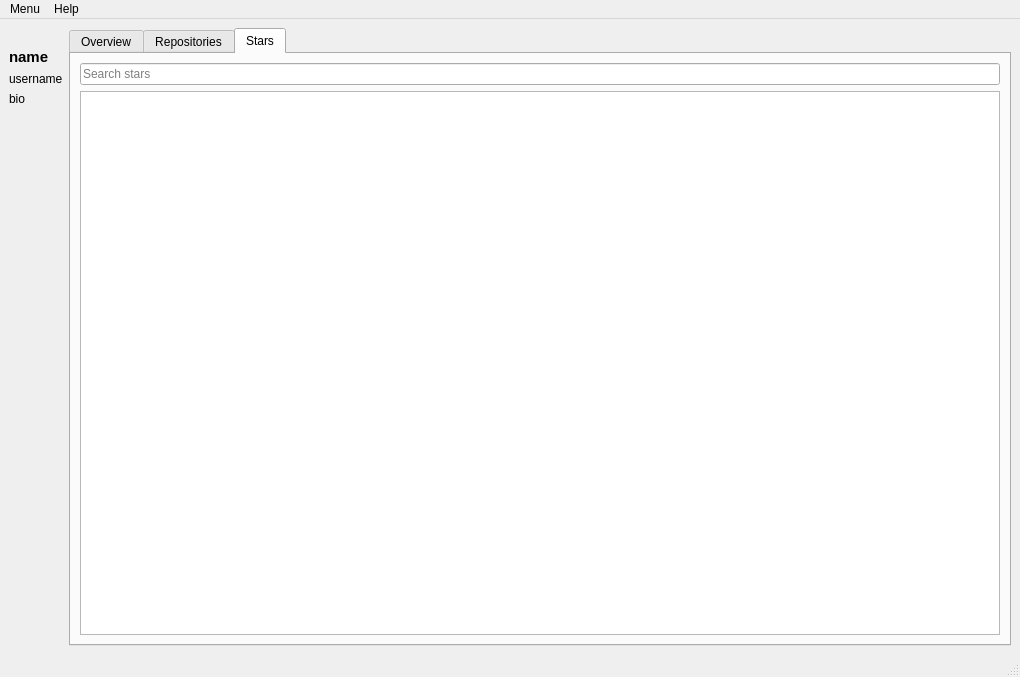
Before: the Qt Designer form ui/mainwindow.ui in DomiTP/GitHub-Manager, drawn with Qt 5.
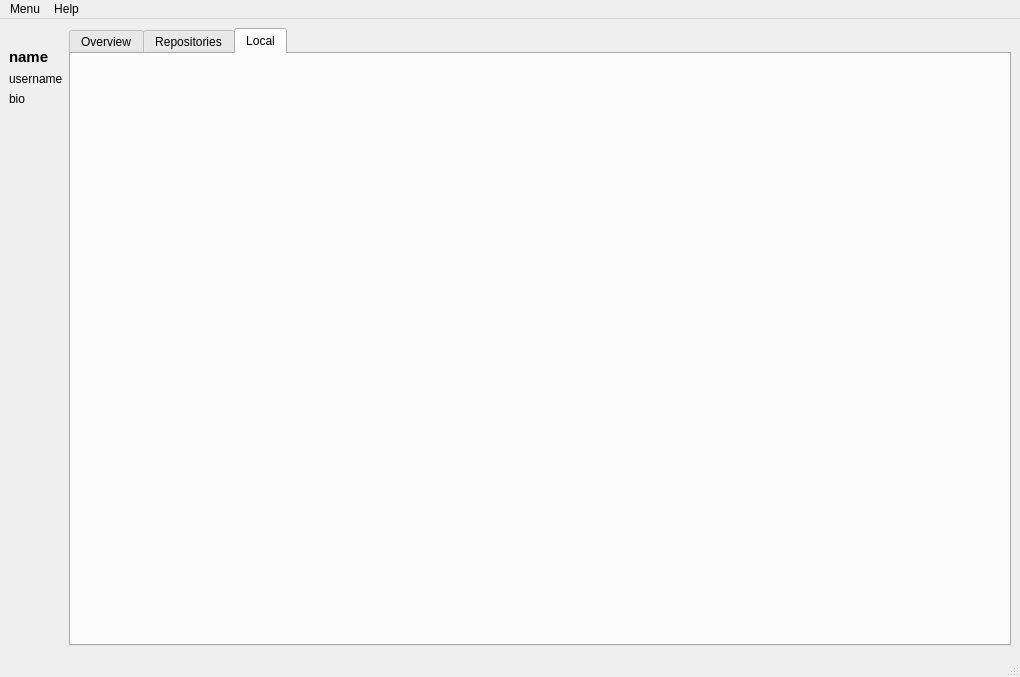
After: the same form once the commit is applied. The open tabs and pages were chosen to show the change. Icons and pictures are not drawn. Custom widgets are drawn as their Qt base class.

What changed in the file:
```diff
--- a/ui/mainwindow.ui
+++ b/ui/mainwindow.ui
@@ -191,23 +191,9 @@
            <normaloff>../resources/icons/dark star.png</normaloff>../resources/icons/dark star.png</iconset>
          </attribute>
          <attribute name="title">
-          <string>Stars</string>
-         </attribute>
-         <layout class="QVBoxLayout" name="verticalLayout_4">
-          <item>
-           <widget class="QLineEdit" name="lineEdit">
-            <property name="placeholderText">
-             <string>Search stars</string>
-            </property>
-            <property name="clearButtonEnabled">
-             <bool>false</bool>
-            </property>
-           </widget>
-          </item>
-          <item>
-           <widget class="QListWidget" name="listWidget"/>
-          </item>
-         </layout>
+                <string>Local</string>
+            </attribute>
+            <layout class="QVBoxLayout" name="verticalLayout_4"/>
         </widget>
        </widget>
       </item>
```
Left out of the diff: 15 changed lines with no effect on the pictures. Lines whose indentation alone changed are shown as unchanged.
